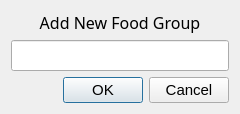
First picture: the form in gui/newDialogs/newfoodgroupdialog.ui, repository andrewlalis/RecipeDB, before the edit.
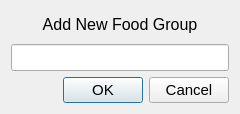
Second picture: the form after the edit. Icons and pictures are not drawn.

The edit to the form file:
```diff
--- a/gui/newDialogs/newfoodgroupdialog.ui
+++ b/gui/newDialogs/newfoodgroupdialog.ui
@@ -22,12 +22,14 @@
    <iconset resource="../../res.qrc">
     <normaloff>:/images/images/icon.png</normaloff>:/images/images/icon.png</iconset>
   </property>
+  <property name="styleSheet">
+   <string notr="true"/>
+  </property>
   <layout class="QVBoxLayout" name="verticalLayout">
    <item>
     <widget class="QLabel" name="label">
      <property name="font">
       <font>
-       <family>Noto Sans CJK KR Light</family>
        <pointsize>12</pointsize>
       </font>
      </property>
@@ -43,7 +45,6 @@
     <widget class="QLineEdit" name="lineEdit">
      <property name="font">
       <font>
-       <family>Noto Sans CJK KR Light</family>
        <pointsize>12</pointsize>
       </font>
      </property>
```
